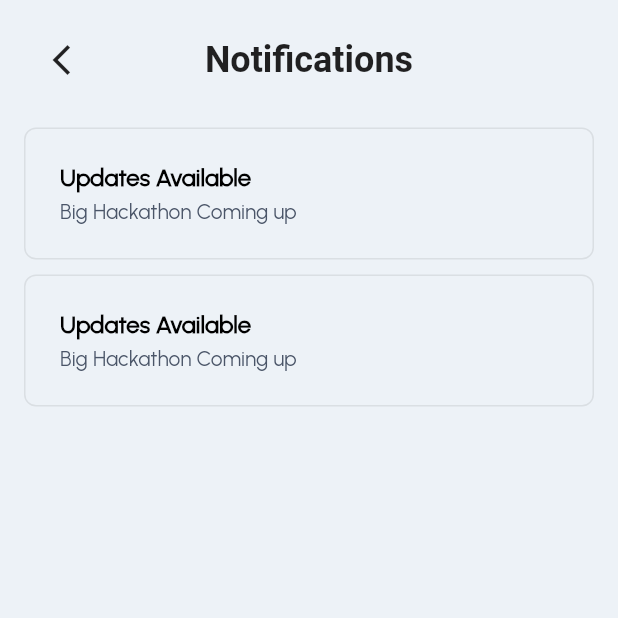
After one commit to hayattofik-01/A2SVCommunityPortal, a Flutter app: the AnnouncementPage screen opened directly, on a phone screen of 412 x 824 dp, the top half of it. The commit adds this screen. Run offline on Flutter 3.47's test engine with Material 2 defaults, Android fonts, the phone set to English and light mode, and no system bars; our stand-ins replace bloc, dartz, equatable, flutter_bloc, flutter_svg, get_it and 3 more; missing offline and left inert: flutter_circle_flags_svg; accounts and stored records are empty; network calls fail; project files that could hold a hidden picture were left out.

Commit message:
[Mobile] added announcement presentation and widgets

```diff
--- a/a2sv_community_portal_mobile/lib/core/utils/colors.dart
+++ b/a2sv_community_portal_mobile/lib/core/utils/colors.dart
@@ -13,7 +13,7 @@ const Color boxShadowSecondary = Color.fromRGBO(0, 0, 0, 0.1);
 const Color boxShadowTernary = Color.fromRGBO(0, 0, 0, 0.06);
 const Color blueBlackForAppBar = Color.fromRGBO(26, 54, 93, 1);
 const Color greyColorForIcon = Color.fromRGBO(235, 248, 255, 1);
-
+const Color backgroundWhite = Color.fromRGBO(237, 242, 247, 1);
 const Color whiteGreyColor = Color.fromRGBO(168, 168, 168, 1);
 const Color userNameColor = Color.fromRGBO(0, 0, 0, 1);
 const Color bioTextColor = Color.fromRGBO(0, 0, 0, 0.48);
--- /dev/null
+++ b/a2sv_community_portal_mobile/lib/features/announcement/presentation/page/announcement.dart
@@ -0,0 +1,50 @@
+import 'package:a2sv_community_portal_mobile/core/utils/colors.dart';
+import 'package:a2sv_community_portal_mobile/features/notifications/presentation/widgets/tile.dart';
+import 'package:a2sv_community_portal_mobile/features/notifications/presentation/widgets/uppe_bar.dart';
+import 'package:flutter/material.dart';
+
+class AnnouncementPage extends StatelessWidget {
+  AnnouncementPage({super.key});
+  final List<Map<String, dynamic>> _announcements = [
+    {
+      "title": "Updates Available",
+      "description": "Big Hackathon Coming up",
+      "isnew": false,
+    },
+    {
+      "title": "Updates Available",
+      "description": "Big Hackathon Coming up",
+      "isnew": false,
+    },
+  ];
+  @override
+  Widget build(BuildContext context) {
+    return Scaffold(
+      backgroundColor: backgroundWhite,
+      body: ListView(
+        children: [
+          const UpperBar(),
+          const SizedBox(
+            height: 20,
+          ),
+          Column(
+            children: <Widget>[
+              for (var data in _announcements)
+                GestureDetector(
+                  onTap: () => print('tapppeddd'),
+                  child: Container(
+                      margin: const EdgeInsets.only(bottom: 10),
+                      padding: const EdgeInsets.only(left: 16.0, right: 16.0),
+                      child: CustomListTile(
+                        header: data["title"],
+                        description: data["description"],
+                        isnew: data["isnew"],
+                      )),
+                )
+            ],
+          )
+        ],
+      ),
+    );
+  }
+}
--- a/a2sv_community_portal_mobile/lib/features/notifications/presentation/widgets/tile.dart
+++ b/a2sv_community_portal_mobile/lib/features/notifications/presentation/widgets/tile.dart
@@ -1,4 +1,4 @@
-
+import 'package:a2sv_community_portal_mobile/core/utils/colors.dart';
 import 'package:flutter/material.dart';
 
 class CustomListTile extends StatelessWidget {
@@ -6,21 +6,19 @@ class CustomListTile extends StatelessWidget {
   final String description;
   final bool isnew;
 
-
-  const CustomListTile({super.key,
+  const CustomListTile({
+    super.key,
     required this.header,
     required this.description,
     required this.isnew,
   });
 
-
   @override
   Widget build(BuildContext context) {
     return Container(
-      // margin: EdgeInsets.only(left: 16,right: 16),
       padding: const EdgeInsets.all(7),
       decoration: BoxDecoration(
-        border:  Border.all(color: const Color.fromRGBO(0, 0, 0, 0.08)),
+        border: Border.all(color: const Color.fromRGBO(0, 0, 0, 0.08)),
         borderRadius: BorderRadius.circular(8.0),
       ),
       child: ListTile(
@@ -42,7 +40,6 @@ class CustomListTile extends StatelessWidget {
               fontWeight: FontWeight.w500,
               fontSize: 14,
               fontFamily: "Urbanist",
-
             ),
           ),
         ),
@@ -50,8 +47,9 @@ class CustomListTile extends StatelessWidget {
           width: 9.0,
           height: 9.0,
           margin: const EdgeInsets.only(left: 0, bottom: 35),
-          decoration:  BoxDecoration(
-            color: isnew ? const Color.fromRGBO(49, 130, 206, 1) : Colors.white,
+          decoration: BoxDecoration(
+            color:
+                isnew ? const Color.fromRGBO(49, 130, 206, 1) : backgroundWhite,
             shape: BoxShape.circle,
           ),
         ),
```
